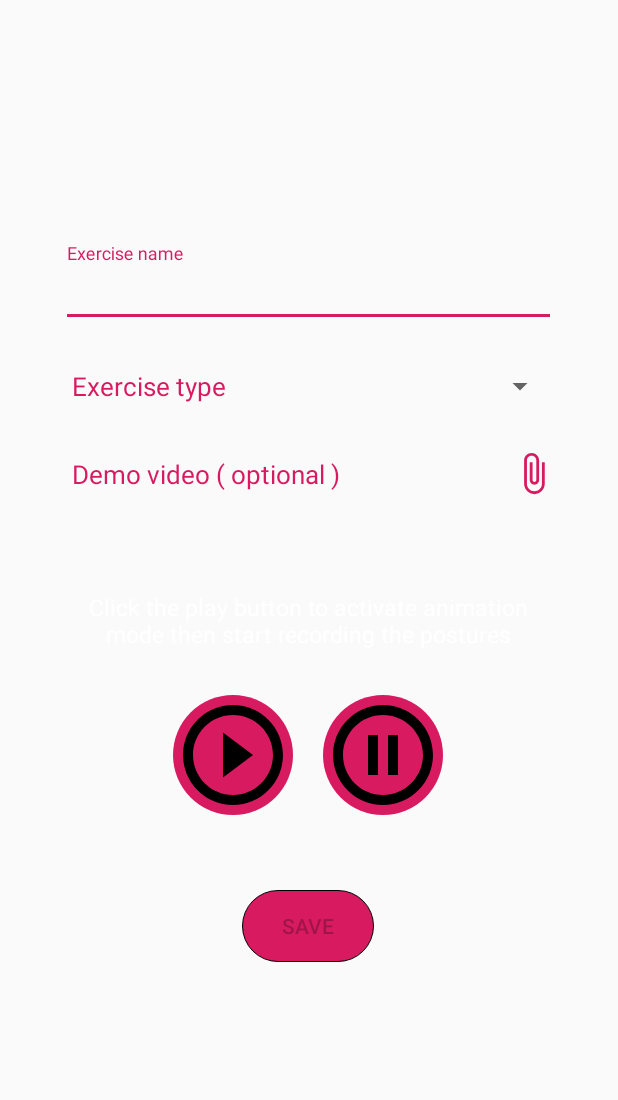
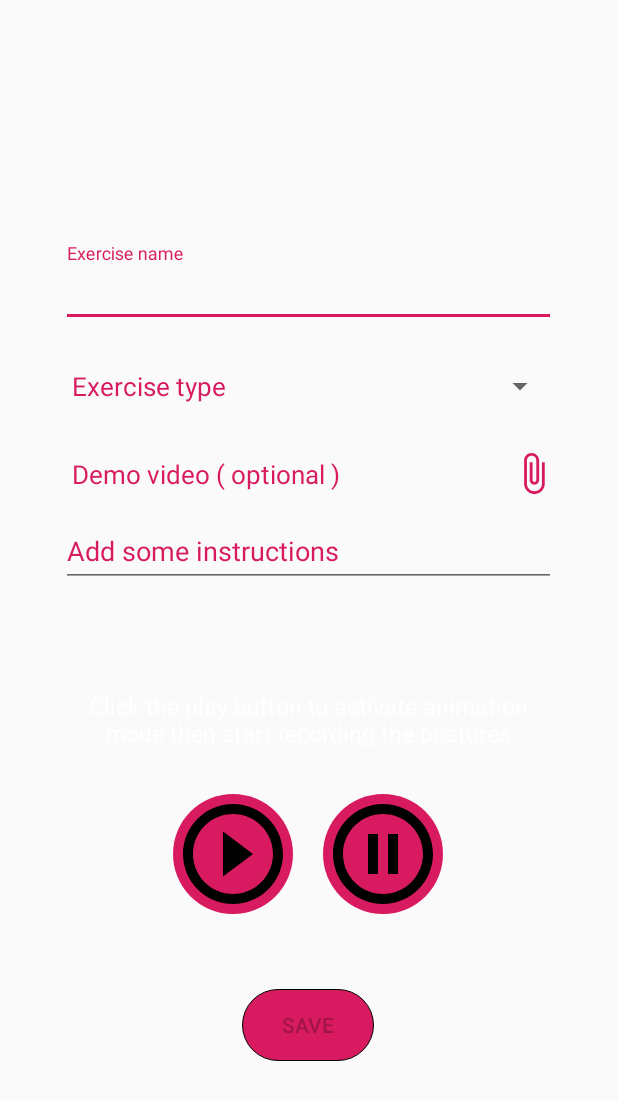
Before and after one commit to Moufdi96/Internship-Poject, an Android app: the layout creat_new_movment_fragment.xml on its own in the app's theme, with its tools: preview values and no code run, on a phone screen of 412 x 824 dp. Shown: the top 1100 px of the screen. Run offline under Robolectric (Android 15) with nearby library versions, the phone set to English and light mode, and no system bars.

Commit message:
Adding Instructions to mvt creation

```diff
--- a/PepperApp/app/build.gradle
+++ b/PepperApp/app/build.gradle
@@ -30,8 +30,8 @@ dependencies {
     implementation 'com.google.android.material:material:1.0.0'
     implementation 'androidx.constraintlayout:constraintlayout:1.1.3'
     implementation 'androidx.cardview:cardview:1.0.0'
-    //implementation files('/home/moufdi_taha/Downloads/commons-net-3.6-bin/commons-net-3.6/commons-net-3.6.jar')
-    implementation files('C:\\Users\\test\\Documents\\commons-net-3.6-bin\\commons-net-3.6\\commons-net-3.6.jar')
+    implementation files('/home/moufdi_taha/Downloads/commons-net-3.6-bin/commons-net-3.6/commons-net-3.6.jar')
+    //implementation files('C:\\Users\\test\\Documents\\commons-net-3.6-bin\\commons-net-3.6\\commons-net-3.6.jar')
 
     testImplementation 'junit:junit:4.12'
     androidTestImplementation 'androidx.test.ext:junit:1.1.1'
--- a/PepperApp/app/src/main/java/com/example/pepperapp/Controller/FTPCoponents/UICommand.java
+++ b/PepperApp/app/src/main/java/com/example/pepperapp/Controller/FTPCoponents/UICommand.java
@@ -10,7 +10,7 @@ public class UICommand {
     private FTPClient mFTPClient;
 
     public enum UIRequest {
-        PLAY_MOVEMENT, DELETE_MOVEMENT,QUIT,ACTIVATE_ANIMATION_MODE,DEACTIVATE_ANIMATION_MODE,SAVE_MOVEMENT,GENERATE_ID
+        PLAY_MOVEMENT, DELETE_MOVEMENT,QUIT,ACTIVATE_ANIMATION_MODE,DEACTIVATE_ANIMATION_MODE,SAVE_MOVEMENT,SEND_INSTRUCTIONS
     }
 
     public UICommand(FTPClient ftpClient) {
--- a/PepperApp/app/src/main/res/layout/creat_new_movment_fragment.xml
+++ b/PepperApp/app/src/main/res/layout/creat_new_movment_fragment.xml
@@ -71,9 +71,9 @@
                 android:layout_width="match_parent"
                 android:layout_height="wrap_content"
                 android:layout_gravity="center"
+                android:layout_marginLeft="10dp"
                 android:layout_marginTop="10dp"
                 android:layout_marginRight="10dp"
-                android:layout_marginLeft="10dp"
                 android:orientation="horizontal">
 
                 <androidx.appcompat.widget.AppCompatTextView
@@ -96,7 +96,23 @@
                     android:backgroundTint="@color/colorAccent"></ImageButton>
 
             </RelativeLayout>
+
+            <com.google.android.material.textfield.TextInputLayout
+                android:layout_width="match_parent"
+                android:layout_height="wrap_content"
+                android:layout_gravity="center"
+                android:textColorHint="@color/colorAccent">
+
+                <com.google.android.material.textfield.TextInputEditText
+                    android:id="@+id/add_Instructions"
+                    android:layout_width="match_parent"
+                    android:layout_height="wrap_content"
+                    android:layout_margin="10dp"
+                    android:hint="Add some instructions"></com.google.android.material.textfield.TextInputEditText>
+            </com.google.android.material.textfield.TextInputLayout>
+
         </LinearLayout>
+
 
         <LinearLayout
             android:layout_width="match_parent"
@@ -110,14 +126,15 @@
                 android:id="@+id/uri"
                 android:layout_width="wrap_content"
                 android:layout_height="wrap_content"
+                android:layout_marginLeft="10dp"
                 android:layout_marginRight="10dp"
-                android:layout_marginLeft="10dp"
+                android:paddingLeft="7dp"
                 android:paddingRight="7dp"
-                android:paddingLeft="7dp"
                 android:textColor="@android:color/white"
                 android:textSize="13dp">
 
             </androidx.appcompat.widget.AppCompatTextView>
+
         </LinearLayout>
 
         <TextView
@@ -159,8 +176,8 @@
                 android:layout_height="80dp"
                 android:layout_gravity="center"
                 android:layout_marginLeft="20dp"
+                android:clickable="true"
                 app:cardBackgroundColor="@color/colorAccent"
-                android:clickable="true"
                 app:cardCornerRadius="50dp">
 
                 <ImageView
```
Also changed, not shown: PepperApp/app/src/main/java/com/example/pepperapp/Controller/CreatNewMovementFragment.java (+26 -3 lines), PepperApp/app/src/main/java/com/example/pepperapp/Controller/PlayActivity.java (+5 -2 lines).
